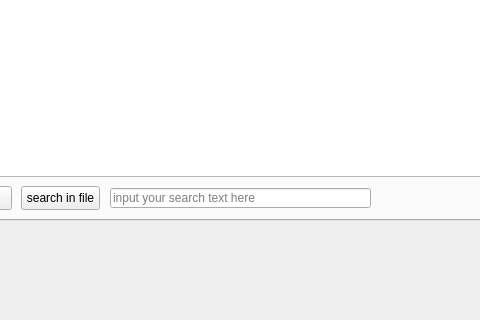
The window that main_window.ui (TitoBarrosTI/fast-tools-for-dev) describes before a commit, drawn with Qt 5; both pictures show x 121 to 601 and y 280 to 600 of the 800 by 600 pixel window.
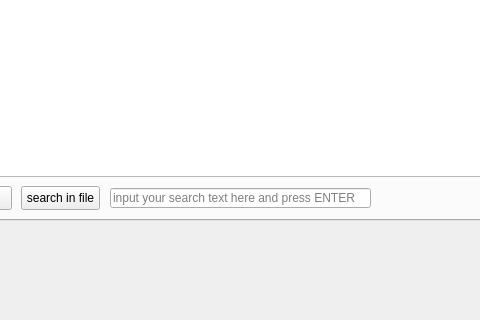
The same window after the commit.

Commit message: add support for ENTER key press in LineEdit of search

```diff
--- a/main_window.ui
+++ b/main_window.ui
@@ -495,7 +495,7 @@
        </rect>
       </property>
       <property name="placeholderText">
-       <string>input your search text here</string>
+       <string>input your search text here and press ENTER</string>
       </property>
      </widget>
     </widget>
```
The commit also changes 1 other file.
